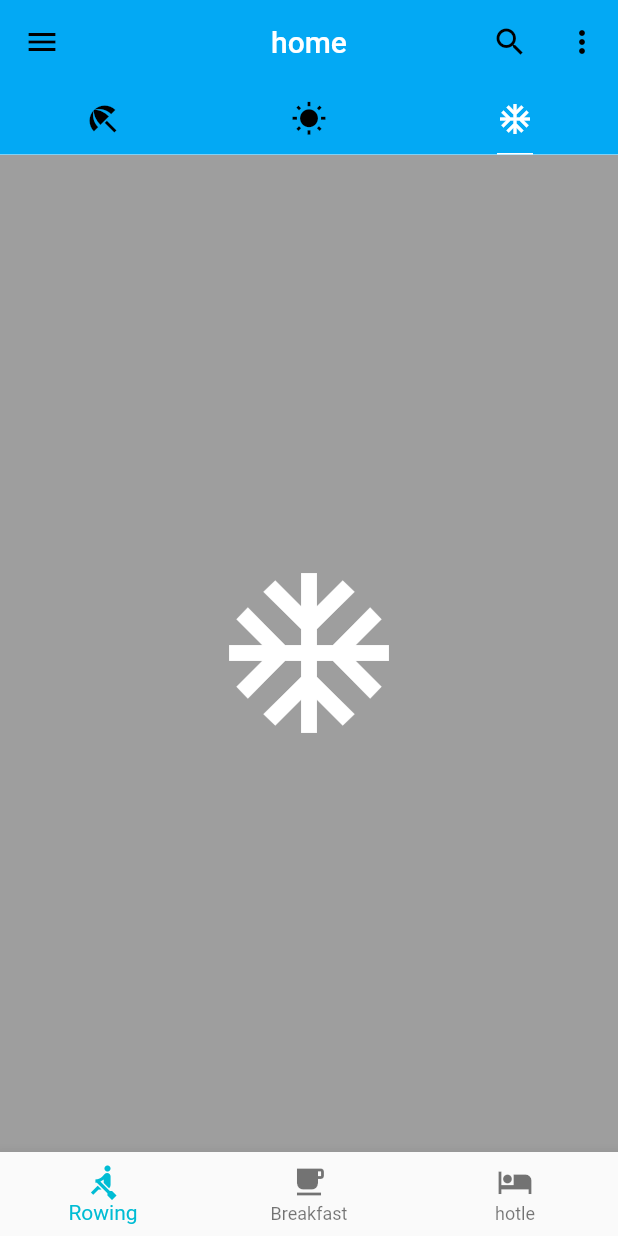
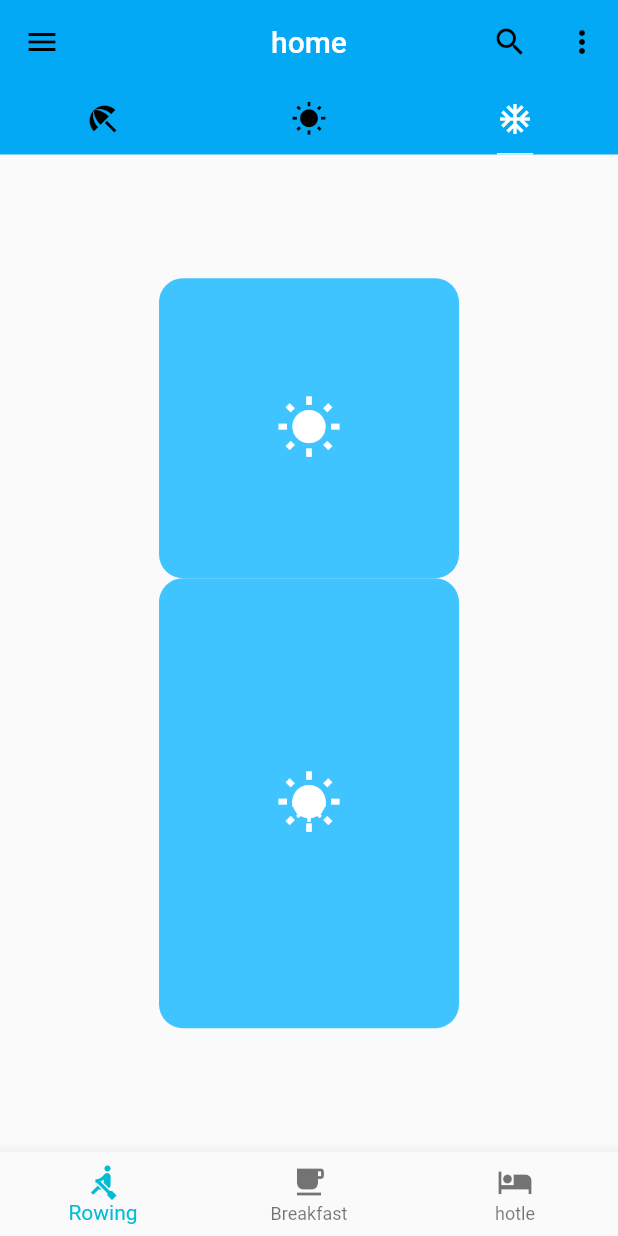
Before and after one commit to isingasong/flutter, a Flutter app: the screen it shows after launch, tab 3 chosen, on a phone screen of 412 x 824 dp. Run offline on Flutter 3.47's test engine with Material 2 defaults, Android fonts, the phone set to English and light mode, and no system bars; network calls fail.

Commit message:
fourth commit

```diff
--- a/lib/demo/rowing_demo.dart
+++ b/lib/demo/rowing_demo.dart
@@ -1,8 +1,11 @@
 import 'package:flutter/material.dart';
+import 'package:myflutter/demo/basic_demo.dart';
 import 'package:myflutter/demo/breakfast_demo.dart';
 import 'package:myflutter/demo/drawer_demo.dart';
 import 'package:myflutter/demo/hotel_demo.dart';
+import 'package:myflutter/demo/layout_demo.dart';
 import 'package:myflutter/demo/listview_demo.dart';
+import 'package:myflutter/demo/size_demo.dart';
 
 class RowingDemo extends StatefulWidget {
   @override
@@ -53,19 +56,8 @@ class _RowingDemoState extends State<RowingDemo> {
           ),
           body: TabBarView(children: <Widget>[
             ListViewDemo(),
-            Icon(
-              Icons.wb_sunny,
-              size: 128,
-              color: Colors.yellow,
-            ),
-            Container(
-              color: Colors.grey,
-              child: Icon(
-                Icons.ac_unit,
-                size: 128,
-                color: Colors.white,
-              ),
-            ),
+            BasicDemo(),
+            SizeBoxDemo(),
           ]),
           drawer: DrawerDemo(),
         ));
--- /dev/null
+++ b/lib/demo/size_demo.dart
@@ -0,0 +1,57 @@
+import 'package:flutter/material.dart';
+class SizeBoxDemo extends StatelessWidget {
+  @override
+  Widget build(BuildContext context) {
+    return Column(
+      mainAxisAlignment: MainAxisAlignment.center,
+      children: <Widget>[
+        ConstrainedBox(constraints: BoxConstraints(
+          minWidth: 200,
+          maxHeight: 200,
+        ),
+          child:    SizedBox(
+            height: 300.0,
+            width: 200.0,
+            child: Container(
+              decoration: BoxDecoration(
+                color: Colors.lightBlueAccent,
+                borderRadius: BorderRadius.circular(16.0),
+
+              ),
+              child: Icon(Icons.wb_sunny,color: Colors.white,size: 44.0,) ,
+
+            ),
+          ),),
+        Stack(
+          alignment: Alignment.center,
+          children: <Widget>[
+
+            AspectRatio(aspectRatio: 16/9),
+            SizedBox(
+              height: 300.0,
+              width: 200.0,
+              child: Container(
+                decoration: BoxDecoration(
+                  color: Colors.lightBlueAccent,
+                  borderRadius: BorderRadius.circular(16.0),
+
+                ),
+                child: Icon(Icons.wb_sunny,color: Colors.white,size: 44.0,) ,
+
+              ),
+            ),
+            Positioned(child: Icon(Icons.wb_sunny,color: Colors.white,size: 24.0,) ,
+            width: 40.0,
+            height: 20.0,),
+            Positioned(child: Icon(Icons.wb_sunny,color: Colors.white,size: 24.0,) ,
+            width: 100.0,
+            height: 100.0,),
+
+          ],
+        ),
+
+      ],
+
+    );
+  }
+}
```
Also changed, not shown: lib/demo/basic_demo.dart (added, +30 -0 lines), lib/demo/container_demo.dart (added, +58 -0 lines), lib/demo/layout_demo.dart (added, +20 -0 lines), lib/demo/text_demo1.dart (added, +23 -0 lines), lib/demo/text_demo2.dart (added, +28 -0 lines).
